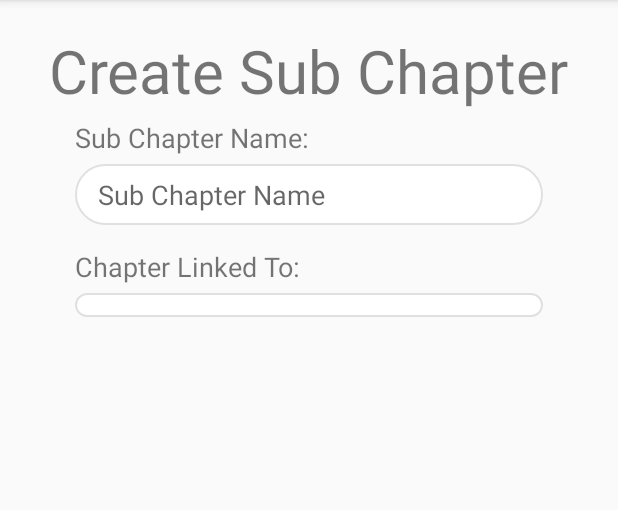
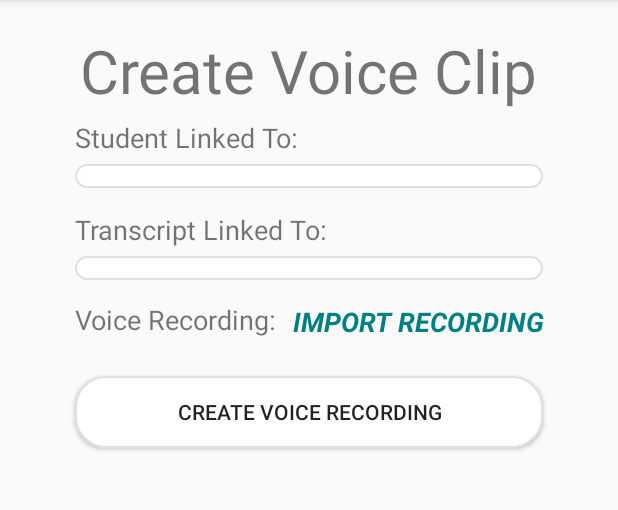
Before and after one commit to aquaimpact/VoiceProcedures, an Android app: the CreateVoiceClips screen opened directly, with no data from a screen before it, on a phone screen of 412 x 824 dp, the part 84-594 px from its top. Run offline under Robolectric (Android 15) with nearby library versions, the phone set to English and light mode, and no system bars.

Commit message:
Made Changes To JAVA and LAYOUT Files

```diff
--- a/app/src/main/res/layout/activity_create_voice_clips.xml
+++ b/app/src/main/res/layout/activity_create_voice_clips.xml
@@ -7,10 +7,10 @@
     tools:context=".CRUD_VOICERECORDING.CreateVoiceClips">
 
     <TextView
-        android:id="@+id/createsubchapticon"
+        android:id="@+id/createvoiceicon"
         android:layout_width="wrap_content"
         android:layout_height="wrap_content"
-        android:text="Create Sub Chapter"
+        android:text="Create Voice Clip"
         android:layout_centerHorizontal="true"
         android:textSize="40dp"
         android:layout_marginLeft="50dp"
@@ -18,55 +18,135 @@
         android:layout_marginBottom="35dp"
         />
 
+    <!--<EditText-->
+        <!--android:layout_below="@+id/createvoiceicon"-->
+        <!--android:paddingLeft="15dp"-->
+        <!--android:paddingBottom="8dp"-->
+        <!--android:paddingRight="15dp"-->
+        <!--android:paddingTop="8dp"-->
+        <!--android:background="@drawable/outline"-->
+        <!--android:id="@+id/subchaptname"-->
+        <!--android:layout_width="match_parent"-->
+        <!--android:layout_height="wrap_content"-->
+        <!--android:layout_marginLeft="50dp"-->
+        <!--android:layout_marginRight="50dp"-->
+        <!--android:layout_marginBottom="45dp"-->
+        <!--android:ems="10"-->
+        <!--android:hint="Sub Chapter Name"-->
+        <!--android:inputType="text" />-->
+
     <TextView
+
         android:layout_width="wrap_content"
         android:layout_height="wrap_content"
-        android:text="Sub Chapter Name:"
-        android:layout_above="@+id/subchaptname"
-        android:layout_marginLeft="50dp"
-        android:textSize="18sp"
-        android:layout_marginBottom="5dp"
-        />
-
-    <EditText
-        android:layout_below="@+id/createsubchapticon"
-        android:paddingLeft="15dp"
-        android:paddingBottom="8dp"
-        android:paddingRight="15dp"
-        android:paddingTop="8dp"
-        android:background="@drawable/outline"
-        android:id="@+id/subchaptname"
-        android:layout_width="match_parent"
-        android:layout_height="wrap_content"
-        android:layout_marginLeft="50dp"
-        android:layout_marginRight="50dp"
-        android:layout_marginBottom="45dp"
-        android:ems="10"
-        android:hint="Sub Chapter Name"
-        android:inputType="text" />
-
-    <TextView
-        android:layout_width="wrap_content"
-        android:layout_height="wrap_content"
-        android:text="Chapter Linked To:"
-        android:layout_above="@+id/chapterlinked"
+        android:text="Student Linked To:"
+        android:layout_above="@+id/stulinkedV"
         android:layout_marginLeft="50dp"
         android:textSize="18sp"
         android:layout_marginBottom="5dp"
         />
 
     <Spinner
+        android:layout_below="@+id/createvoiceicon"
         android:paddingBottom="8dp"
         android:paddingRight="15dp"
         android:paddingTop="8dp"
         android:background="@drawable/outline"
-        android:id="@+id/chapterlinked"
+        android:id="@+id/stulinkedV"
         android:layout_width="match_parent"
         android:layout_height="wrap_content"
         android:layout_marginLeft="50dp"
         android:layout_marginRight="50dp"
-        android:layout_below="@+id/subchaptname"
         android:spinnerMode="dropdown"
+        android:layout_marginBottom="45dp"
         />
 
+    <TextView
+        android:visibility="gone"
+        android:id="@+id/wowvoice1"
+        android:layout_width="wrap_content"
+        android:layout_height="wrap_content"
+        android:text=""
+        android:layout_below="@+id/stulinkedV"
+        android:layout_marginLeft="50dp"
+        android:textSize="18sp"
+        android:layout_marginBottom="5dp"
+        />
+
+    <TextView
+
+        android:layout_width="wrap_content"
+        android:layout_height="wrap_content"
+        android:text="Transcript Linked To:"
+        android:layout_above="@+id/translinkedV"
+        android:layout_marginLeft="50dp"
+        android:textSize="18sp"
+        android:layout_marginBottom="5dp"
+        />
+
+    <Spinner
+        android:layout_below="@+id/stulinkedV"
+        android:paddingBottom="8dp"
+        android:paddingRight="15dp"
+        android:paddingTop="8dp"
+        android:background="@drawable/outline"
+        android:id="@+id/translinkedV"
+        android:layout_width="match_parent"
+        android:layout_height="wrap_content"
+        android:layout_marginLeft="50dp"
+        android:layout_marginRight="50dp"
+        android:spinnerMode="dropdown"
+        android:layout_marginBottom="15dp"
+        />
+
+    <TextView
+        android:visibility="gone"
+        android:id="@+id/wowvoice2"
+        android:layout_width="wrap_content"
+        android:layout_height="wrap_content"
+        android:text=""
+        android:layout_below="@+id/translinkedV"
+        android:layout_marginLeft="50dp"
+        android:textSize="18sp"
+        android:layout_marginBottom="5dp"
+        />
+
+    <TextView
+        android:id="@+id/importvoice"
+        android:textStyle="bold|italic"
+        android:textColor="#008080"
+        android:layout_marginStart="195dp"
+        android:layout_width="wrap_content"
+        android:layout_height="wrap_content"
+        android:text="IMPORT RECORDING"
+        android:layout_below="@+id/translinkedV"
+        android:textSize="18sp"
+        android:layout_marginBottom="5dp"
+        />
+
+    <TextView
+        android:layout_marginTop="-1dp"
+        android:id="@+id/voicetxt"
+        android:layout_below="@+id/translinkedV"
+        android:layout_marginBottom="10dp"
+        android:layout_width="wrap_content"
+        android:layout_height="wrap_content"
+        android:layout_marginLeft="50dp"
+        android:text="Voice Recording:"
+        android:textSize="18sp" />
+
+    <Button
+        android:id="@+id/createtrans"
+        android:layout_width="match_parent"
+        android:layout_height="wrap_content"
+        android:layout_below="@+id/voicetxt"
+        android:layout_marginLeft="50dp"
+        android:layout_marginTop="15dp"
+        android:layout_marginRight="50dp"
+        android:background="@drawable/outline"
+        android:text="Create Voice Recording"
+        android:layout_marginBottom="15dp"/>
+
+
+
 </RelativeLayout>
```
